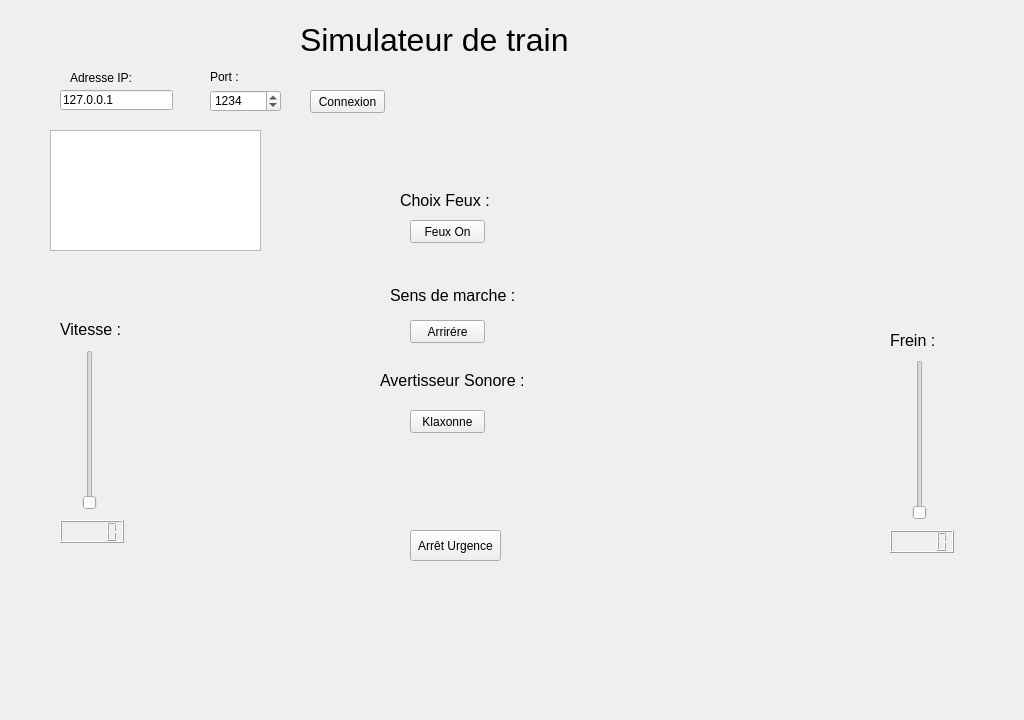
Qt form SimulTrain/Client/fenclient.ui (3rwan/AMFL2014) before a commit.
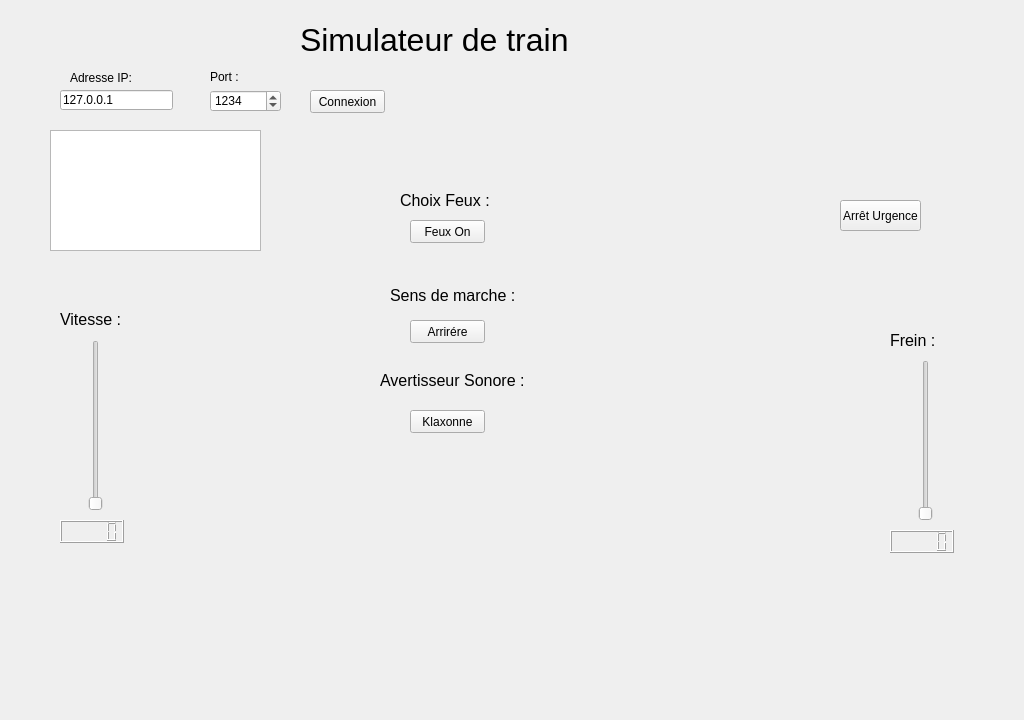
The same form after that commit.

```diff
--- a/SimulTrain/Client/fenclient.ui
+++ b/SimulTrain/Client/fenclient.ui
@@ -134,10 +134,10 @@
    <widget class="QSlider" name="SliderVitesse">
     <property name="geometry">
      <rect>
-      <x>80</x>
-      <y>350</y>
-      <width>19</width>
-      <height>160</height>
+      <x>60</x>
+      <y>340</y>
+      <width>71</width>
+      <height>171</height>
      </rect>
     </property>
     <property name="maximum">
@@ -161,7 +161,7 @@
     <property name="geometry">
      <rect>
       <x>60</x>
-      <y>320</y>
+      <y>310</y>
       <width>61</width>
       <height>16</height>
      </rect>
@@ -173,12 +173,15 @@
    <widget class="QSlider" name="SliderFrein">
     <property name="geometry">
      <rect>
-      <x>910</x>
+      <x>890</x>
       <y>360</y>
-      <width>19</width>
-      <height>160</height>
+      <width>71</width>
+      <height>161</height>
      </rect>
     </property>
+    <property name="maximum">
+     <number>100</number>
+    </property>
     <property name="orientation">
      <enum>Qt::Vertical</enum>
     </property>
@@ -261,9 +264,9 @@
    <widget class="QPushButton" name="ArretUrgence">
     <property name="geometry">
      <rect>
-      <x>410</x>
-      <y>530</y>
-      <width>91</width>
+      <x>840</x>
+      <y>200</y>
+      <width>81</width>
       <height>31</height>
      </rect>
     </property>
@@ -271,6 +274,17 @@
      <string>Arrêt Urgence</string>
     </property>
    </widget>
+   <widget class="QWidget" name="verticalLayoutWidget">
+    <property name="geometry">
+     <rect>
+      <x>360</x>
+      <y>170</y>
+      <width>181</width>
+      <height>371</height>
+     </rect>
+    </property>
+    <layout class="QVBoxLayout" name="verticalLayout"/>
+   </widget>
   </widget>
  </widget>
  <layoutdefault spacing="6" margin="11"/>
```
